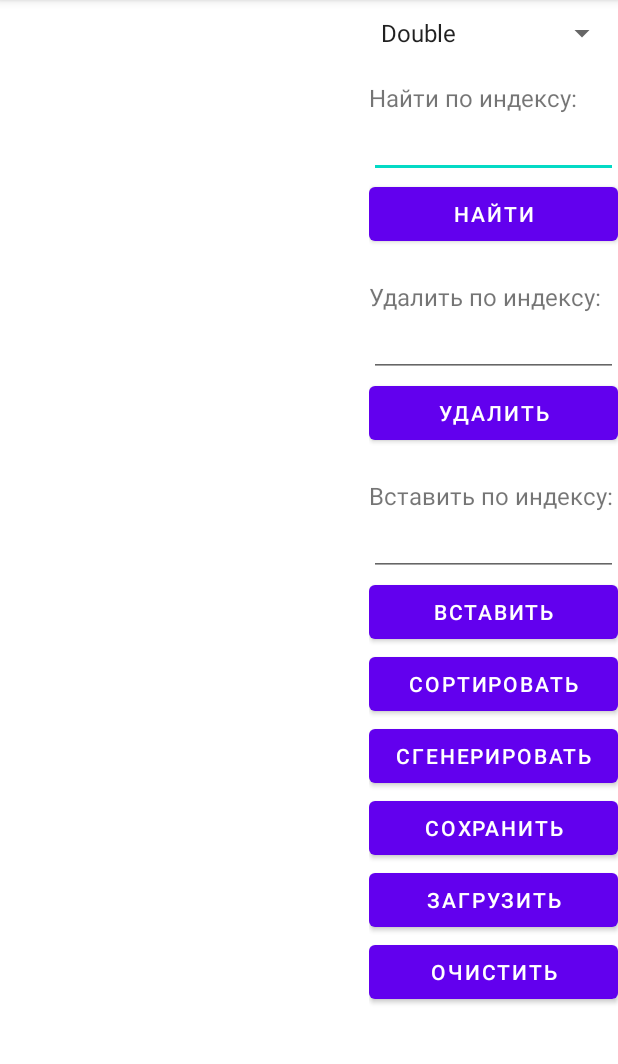
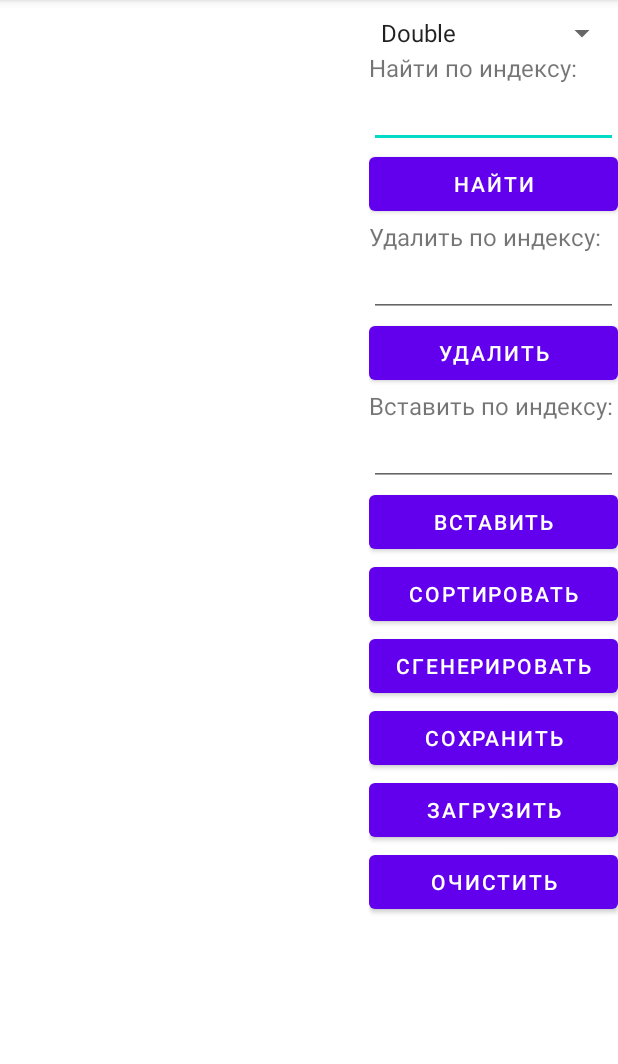
Before and after one commit to Ka-ra-siK/KiTPO_RGR, an Android app: the screen it shows after launch (MainActivity), on a phone screen of 412 x 824 dp, the part 84-1148 px from its top. Run offline under Robolectric (Android 15) with nearby library versions, the phone set to English and light mode, and no system bars.

Commit message:
fix bugs

```diff
--- a/app/src/main/java/ru/avtf/kitpo/kitpo_rgr_konovalov/MainActivity.java
+++ b/app/src/main/java/ru/avtf/kitpo/kitpo_rgr_konovalov/MainActivity.java
@@ -47,7 +47,6 @@ public class MainActivity extends AppCompatActivity {
         }
         Spinner spinner = (Spinner) findViewById(R.id.factoryListItems);
 
-//        ArrayAdapter<String> typesAdapter = new ArrayAdapter<>(this, android.R.layout.simple_spinner_dropdown_item, types);
         ArrayAdapter<String> adapter = new ArrayAdapter<String>
                 (this, android.R.layout.simple_spinner_item,
                         types);
--- a/app/src/main/res/layout/activity_main.xml
+++ b/app/src/main/res/layout/activity_main.xml
@@ -17,6 +17,7 @@
             android:layout_width="0dp"
             android:layout_height="match_parent"
             android:layout_marginLeft="15dp"
+            android:layout_marginRight="15dp"
             android:layout_weight="1" />
     </LinearLayout>
 
@@ -36,7 +37,7 @@
         <TextView
             android:layout_width="match_parent"
             android:layout_height="wrap_content"
-            android:layout_marginTop="20dp"
+
             android:textSize="16sp"
             android:text="@string/findByIndexString">
         </TextView>
@@ -57,7 +58,7 @@
         <TextView
             android:layout_width="match_parent"
             android:layout_height="wrap_content"
-            android:layout_marginTop="20dp"
+
             android:textSize="16sp"
             android:text="@string/deleteByIndexString">
         </TextView>
@@ -78,7 +79,7 @@
         <TextView
             android:layout_width="match_parent"
             android:layout_height="wrap_content"
-            android:layout_marginTop="20dp"
+
             android:textSize="16sp"
             android:text="@string/insertByIndexString">
         </TextView>
```
